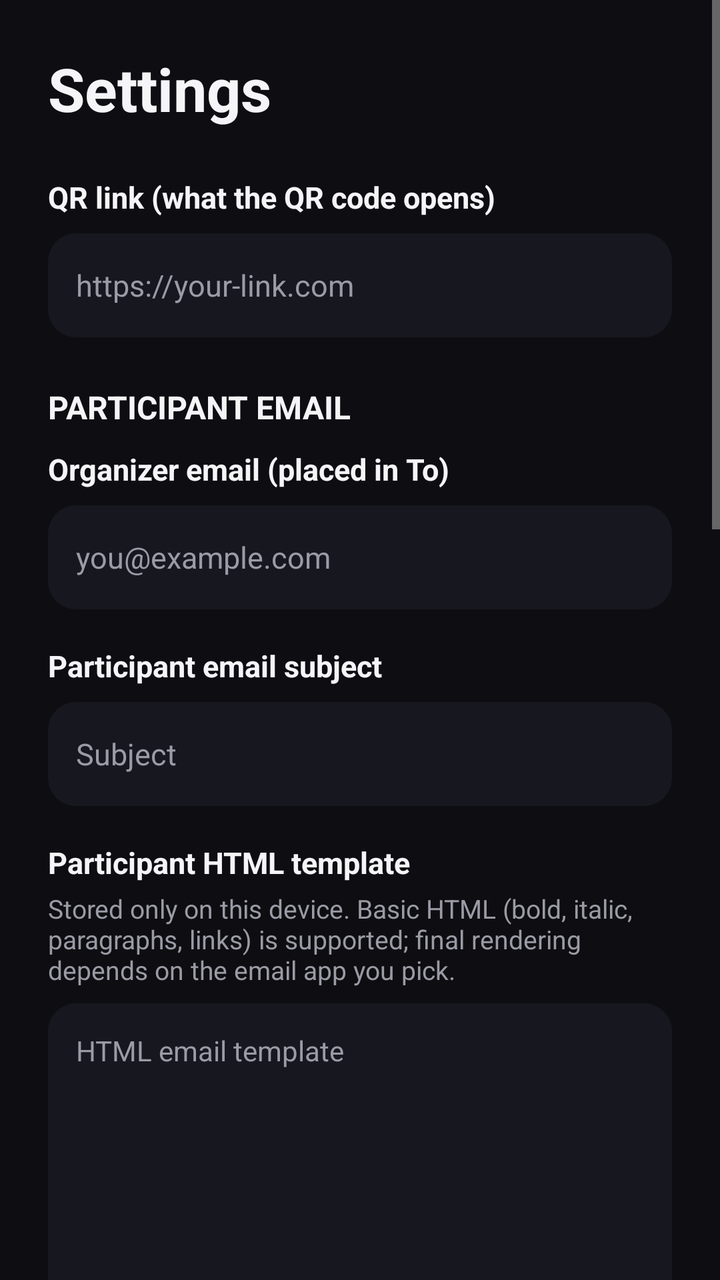
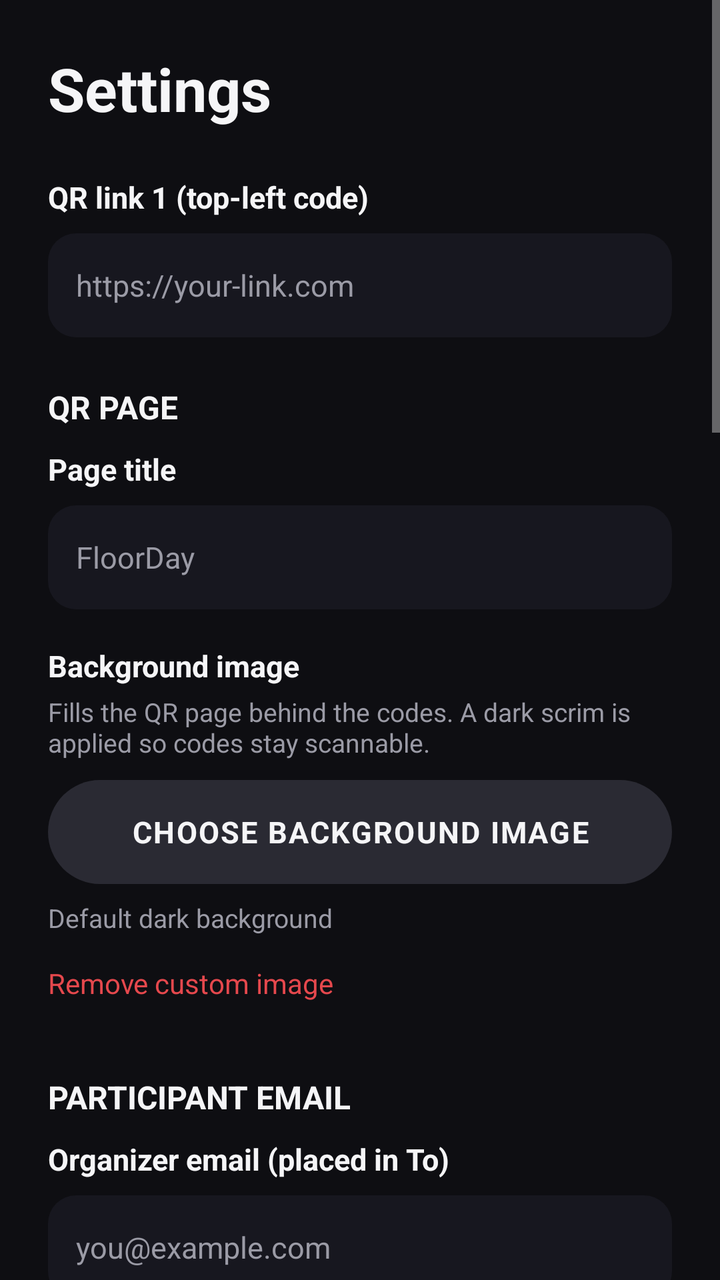

An Android layout rendered at two revisions. The XML below is the earlier revision; the diff shows what the commit changed to produce the second picture.
<!-- AndroidManifest.xml: application theme AppTheme -->
<!-- res/layout/activity_settings.xml -->
<?xml version="1.0" encoding="utf-8"?>
<ScrollView xmlns:android="http://schemas.android.com/apk/res/android"
    android:layout_width="match_parent"
    android:layout_height="match_parent"
    android:fillViewport="true"
    android:background="@color/bg">
    <LinearLayout
        android:orientation="vertical"
        android:layout_width="match_parent"
        android:layout_height="wrap_content"
        android:padding="24dp">
        <TextView
            android:layout_width="wrap_content"
            android:layout_height="wrap_content"
            android:text="Settings"
            android:textColor="@color/text"
            android:textSize="30sp"
            android:textStyle="bold"
            android:layout_marginBottom="24dp" />
        <TextView
            android:layout_width="wrap_content"
            android:layout_height="wrap_content"
            android:text="QR link (what the QR code opens)"
            android:textColor="@color/text"
            android:textSize="15sp"
            android:textStyle="bold" />
        <EditText
            android:id="@+id/inSignupUrl"
            android:layout_width="match_parent"
            android:layout_height="52dp"
            android:layout_marginTop="8dp"
            android:background="@drawable/bg_input_dark"
            android:padding="14dp"
            android:textColor="@color/text"
            android:textColorHint="@color/text_dim"
            android:hint="https://your-link.com"
            android:inputType="textUri"
            android:textSize="15sp" />
        <TextView
            android:layout_width="wrap_content"
            android:layout_height="wrap_content"
            android:layout_marginTop="24dp"
            android:text="PARTICIPANT EMAIL"
            android:textColor="@color/text"
            android:textSize="16sp"
            android:textStyle="bold" />
        <TextView
            android:layout_width="wrap_content"
            android:layout_height="wrap_content"
            android:layout_marginTop="10dp"
            android:text="Organizer email (placed in To)"
            android:textColor="@color/text"
            android:textSize="15sp"
            android:textStyle="bold" />
        <EditText
            android:id="@+id/inOrganizerEmail"
            android:layout_width="match_parent"
            android:layout_height="52dp"
            android:layout_marginTop="8dp"
            android:background="@drawable/bg_input_dark"
            android:padding="14dp"
            android:textColor="@color/text"
            android:textColorHint="@color/text_dim"
            android:hint="you@example.com"
            android:inputType="textEmailAddress"
            android:textSize="15sp" />
        <TextView
            android:layout_width="wrap_content"
            android:layout_height="wrap_content"
            android:layout_marginTop="18dp"
            android:text="Participant email subject"
            android:textColor="@color/text"
            android:textSize="15sp"
            android:textStyle="bold" />
        <EditText
            android:id="@+id/inParticipantSubject"
            android:layout_width="match_parent"
            android:layout_height="52dp"
            android:layout_marginTop="8dp"
            android:background="@drawable/bg_input_dark"
            android:padding="14dp"
            android:textColor="@color/text"
            android:textColorHint="@color/text_dim"
            android:hint="Subject"
            android:textSize="15sp" />
        <TextView
            android:layout_width="wrap_content"
            android:layout_height="wrap_content"
            android:layout_marginTop="18dp"
            android:text="Participant HTML template"
            android:textColor="@color/text"
            android:textSize="15sp"
            android:textStyle="bold" />
        <TextView
            android:layout_width="wrap_content"
            android:layout_height="wrap_content"
            android:layout_marginTop="4dp"
            android:text="Stored only on this device. Basic HTML (bold, italic, paragraphs, links) is supported; final rendering depends on the email app you pick."
            android:textColor="@color/text_dim"
            android:textSize="13sp" />
        <EditText
            android:id="@+id/inParticipantHtml"
            android:layout_width="match_parent"
            android:layout_height="wrap_content"
            android:minLines="8"
            android:layout_marginTop="8dp"
            android:background="@drawable/bg_input_dark"
            android:padding="14dp"
            android:textColor="@color/text"
            android:textColorHint="@color/text_dim"
            android:hint="HTML email template"
            android:gravity="top"
            android:inputType="textMultiLine"
            android:textSize="14sp" />
        <TextView
            android:layout_width="wrap_content"
            android:layout_height="wrap_content"
            android:layout_marginTop="22dp"
            android:text="Winner email subject"
            android:textColor="@color/text"
            android:textSize="15sp"
            android:textStyle="bold" />
        <EditText
            android:id="@+id/inWinSubject"
            android:layout_width="match_parent"
            android:layout_height="52dp"
            android:layout_marginTop="8dp"
            android:background="@drawable/bg_input_dark"
            android:padding="14dp"
            android:textColor="@color/text"
            android:textColorHint="@color/text_dim"
            android:hint="Subject"
            android:textSize="15sp" />
        <TextView
            android:layout_width="wrap_content"
            android:layout_height="wrap_content"
            android:layout_marginTop="18dp"
            android:text="Winner email body (use {name} for the winner's name)"
            android:textColor="@color/text"
            android:textSize="15sp"
            android:textStyle="bold" />
        <EditText
            android:id="@+id/inWinBody"
            android:layout_width="match_parent"
            android:layout_height="wrap_content"
            android:minLines="5"
            android:layout_marginTop="8dp"
            android:background="@drawable/bg_input_dark"
            android:padding="14dp"
            android:textColor="@color/text"
            android:textColorHint="@color/text_dim"
            android:hint="Email template"
            android:gravity="top"
            android:inputType="textMultiLine"
            android:textSize="15sp" />
        <TextView
            android:layout_width="wrap_content"
            android:layout_height="wrap_content"
            android:text="Option button rows (extra data on the Info screen)"
            android:textColor="@color/text"
            android:textSize="16sp"
            android:textStyle="bold"
            android:layout_marginTop="30dp" />
        <TextView
            android:layout_width="wrap_content"
            android:layout_height="wrap_content"
            android:text="Up to 4 rows, 1-4 buttons each. A row only shows on the Info screen when its switch is on. Answers land in the Excel export."
            android:textColor="@color/text_dim"
            android:textSize="14sp"
            android:layout_marginTop="6dp" />
        <LinearLayout
            android:id="@+id/optRowsEditor"
            android:orientation="vertical"
            android:layout_width="match_parent"
            android:layout_height="wrap_content" />
        <TextView
            android:id="@+id/btnSave"
            android:layout_width="match_parent"
            android:layout_height="56dp"
            android:layout_marginTop="36dp"
            android:background="@drawable/bg_button_red"
            android:gravity="center"
            android:text="SAVE"
            android:textColor="#FFFFFFFF"
            android:textSize="17sp"
            android:textStyle="bold"
            android:letterSpacing="0.05" />
        <TextView
            android:id="@+id/btnNewGame"
            android:layout_width="match_parent"
            android:layout_height="56dp"
            android:layout_marginTop="16dp"
            android:background="@drawable/bg_button_dark"
            android:gravity="center"
            android:text="NEW GAME - CLEAR ALL PLAYERS"
            android:textColor="@color/text"
            android:textSize="15sp"
            android:textStyle="bold"
            android:letterSpacing="0.05" />
        <TextView
            android:layout_width="wrap_content"
            android:layout_height="wrap_content"
            android:text="The wheel spins from the names you add on the Info tab (demo names until then). The backend fields are only needed for the email-sending routes once the site is live."
            android:textColor="@color/text_dim"
            android:textSize="14sp"
            android:layout_marginTop="20dp" />
        <TextView
            android:layout_width="wrap_content"
            android:layout_height="wrap_content"
            android:layout_marginTop="28dp"
            android:text="LAST SCAN - WHAT IT READ"
            android:textColor="@color/text"
            android:textSize="14sp"
            android:textStyle="bold"
            android:letterSpacing="0.05" />
        <TextView
            android:id="@+id/txtLastScan"
            android:layout_width="match_parent"
            android:layout_height="wrap_content"
            android:layout_marginTop="8dp"
            android:background="@drawable/bg_input_dark"
            android:padding="14dp"
            android:textColor="@color/text_dim"
            android:textSize="13sp"
            android:textIsSelectable="true" />
        <TextView
            android:id="@+id/btnPrivacy"
            android:layout_width="wrap_content"
            android:layout_height="wrap_content"
            android:layout_gravity="center_horizontal"
            android:layout_marginTop="28dp"
            android:layout_marginBottom="24dp"
            android:padding="12dp"
            android:text="PRIVACY AND LEGAL"
            android:textColor="@color/text_dim"
            android:textSize="14sp"
            android:letterSpacing="0.05" />
    </LinearLayout>
</ScrollView>
<!-- resources referenced by this layout -->
<resources>
  <color name="bg">#FF0E0E12</color>
  <color name="text">#FFF5F5F7</color>
  <color name="text_dim">#FF9B9BA6</color>
  <!-- drawable bg_button_dark (drawable) -->
  <?xml version="1.0" encoding="utf-8"?>
  <selector xmlns:android="http://schemas.android.com/apk/res/android">
      <item android:state_pressed="true">
          <shape android:shape="rectangle"><solid android:color="#FF3A3A46" /><corners android:radius="28dp" /></shape>
      </item>
      <item>
          <shape android:shape="rectangle"><solid android:color="#FF2A2A33" /><corners android:radius="28dp" /></shape>
      </item>
  </selector>
  <!-- drawable bg_button_red (drawable) -->
  <?xml version="1.0" encoding="utf-8"?>
  <selector xmlns:android="http://schemas.android.com/apk/res/android">
      <item android:state_pressed="true">
          <shape android:shape="rectangle"><solid android:color="#FFC93A3F" /><corners android:radius="28dp" /></shape>
      </item>
      <item android:state_enabled="false">
          <shape android:shape="rectangle"><solid android:color="#FF5A2A2D" /><corners android:radius="28dp" /></shape>
      </item>
      <item>
          <shape android:shape="rectangle"><solid android:color="#FFE5484D" /><corners android:radius="28dp" /></shape>
      </item>
  </selector>
  <!-- drawable bg_input_dark (drawable) -->
  <?xml version="1.0" encoding="utf-8"?>
  <shape xmlns:android="http://schemas.android.com/apk/res/android" android:shape="rectangle">
      <solid android:color="#FF17171F" />
      <corners android:radius="14dp" />
  </shape>
  <style name="AppTheme" parent="android:Theme.Material.NoActionBar">
          <item name="android:windowBackground">@color/bg</item>
          <item name="android:statusBarColor">@color/bg</item>
          <item name="android:navigationBarColor">@color/bg</item>
          <item name="android:colorAccent">@color/accent</item>
      </style>
  <color name="accent">#FFE5484D</color>
</resources>

<!-- the commit's change to res/layout/activity_settings.xml (unified diff, before → after) -->
@@ -20,7 +20,7 @@
         <TextView
             android:layout_width="wrap_content"
             android:layout_height="wrap_content"
-            android:text="QR link (what the QR code opens)"
+            android:text="QR link 1 (top-left code)"
             android:textColor="@color/text"
             android:textSize="15sp"
             android:textStyle="bold" />
@@ -36,6 +36,78 @@
             android:hint="https://your-link.com"
             android:inputType="textUri"
             android:textSize="15sp" />
+        <TextView
+            android:layout_width="wrap_content"
+            android:layout_height="wrap_content"
+            android:layout_marginTop="24dp"
+            android:text="QR PAGE"
+            android:textColor="@color/text"
+            android:textSize="16sp"
+            android:textStyle="bold" />
+        <TextView
+            android:layout_width="wrap_content"
+            android:layout_height="wrap_content"
+            android:layout_marginTop="10dp"
+            android:text="Page title"
+            android:textColor="@color/text"
+            android:textSize="15sp"
+            android:textStyle="bold" />
+        <EditText
+            android:id="@+id/inQrTitle"
+            android:layout_width="match_parent"
+            android:layout_height="52dp"
+            android:layout_marginTop="8dp"
+            android:background="@drawable/bg_input_dark"
+            android:padding="14dp"
+            android:textColor="@color/text"
+            android:textColorHint="@color/text_dim"
+            android:hint="FloorDay"
+            android:singleLine="true"
+            android:textSize="15sp" />
+        <TextView
+            android:layout_width="wrap_content"
+            android:layout_height="wrap_content"
+            android:layout_marginTop="18dp"
+            android:text="Background image"
+            android:textColor="@color/text"
+            android:textSize="15sp"
+            android:textStyle="bold" />
+        <TextView
+            android:layout_width="wrap_content"
+            android:layout_height="wrap_content"
+            android:layout_marginTop="4dp"
+            android:text="Fills the QR page behind the codes. A dark scrim is applied so codes stay scannable."
+            android:textColor="@color/text_dim"
+            android:textSize="13sp" />
+        <TextView
+            android:id="@+id/btnPickQrBg"
+            android:layout_width="match_parent"
+            android:layout_height="52dp"
+            android:layout_marginTop="10dp"
+            android:background="@drawable/bg_button_dark"
+            android:gravity="center"
+            android:text="CHOOSE BACKGROUND IMAGE"
+            android:textColor="@color/text"
+            android:textSize="15sp"
+            android:textStyle="bold"
+            android:letterSpacing="0.05" />
+        <TextView
+            android:id="@+id/txtQrBgStatus"
+            android:layout_width="wrap_content"
+            android:layout_height="wrap_content"
+            android:layout_marginTop="8dp"
+            android:text="Default dark background"
+            android:textColor="@color/text_dim"
+            android:textSize="13sp" />
+        <TextView
+            android:id="@+id/btnClearQrBg"
+            android:layout_width="wrap_content"
+            android:layout_height="44dp"
+            android:layout_marginTop="2dp"
+            android:gravity="center_vertical"
+            android:text="Remove custom image"
+            android:textColor="@color/accent"
+            android:textSize="14sp" />
         <TextView
             android:layout_width="wrap_content"
             android:layout_height="wrap_content"
